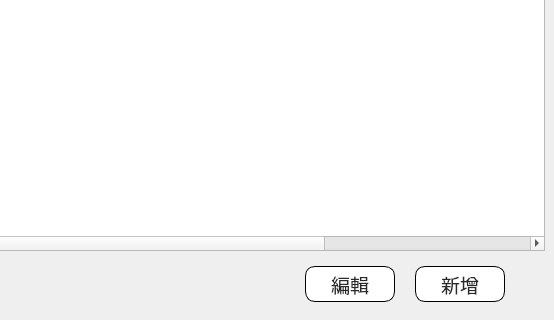
This is src/AdbClient/StageCustomerService/LayerCustomer.ui in roger0816/Adb as Qt 5 draws it before an edit; both pictures show x 524 to 1078 and y 202 to 522 of the 1078 by 522 pixel window. The edited form follows.
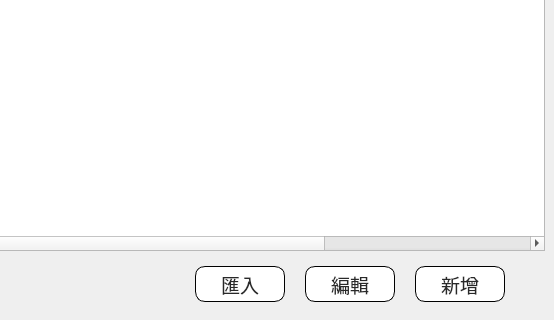
This is the edited form.

Patch:
```diff
--- a/src/AdbClient/StageCustomerService/LayerCustomer.ui
+++ b/src/AdbClient/StageCustomerService/LayerCustomer.ui
@@ -206,6 +206,22 @@
            </property>
           </spacer>
          </item>
+         <item>
+          <widget class="QPushButton" name="btnInport">
+           <property name="enabled">
+            <bool>false</bool>
+           </property>
+           <property name="minimumSize">
+            <size>
+             <width>90</width>
+             <height>36</height>
+            </size>
+           </property>
+           <property name="text">
+            <string>匯入</string>
+           </property>
+          </widget>
+         </item>
          <item>
           <widget class="QPushButton" name="btnEdit">
            <property name="enabled">
```
